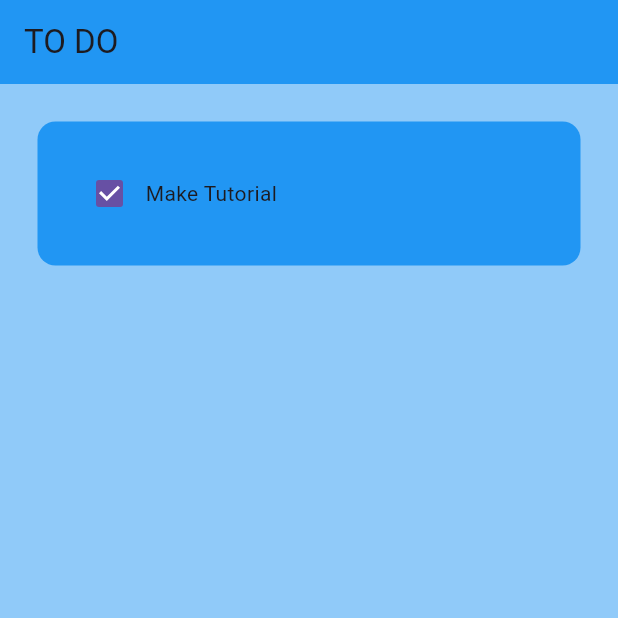
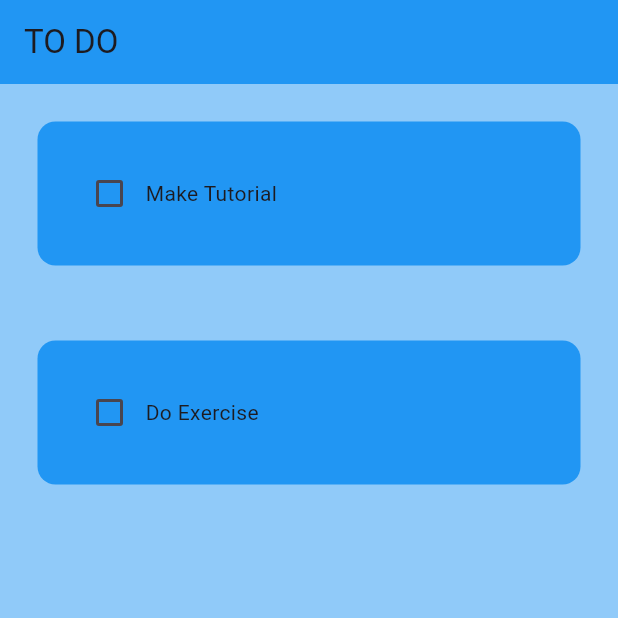
Before and after one commit to Lkemp1790/to_do_app, a Flutter app: the screen it shows after launch, on a phone screen of 412 x 824 dp, the top half of it. Run offline on Flutter 3.47's test engine with Material 3 defaults, Android fonts, the phone set to English and light mode, and no system bars; missing offline and left inert: dart:ffi.

```diff
--- a/lib/pages/home_page.dart
+++ b/lib/pages/home_page.dart
@@ -9,6 +9,20 @@ class HomePage extends StatefulWidget {
 }
 
 class _HomePageState extends State<HomePage> {
+  // list of tasks
+  List toDoList = [
+    ["Make Tutorial", false],
+    ["Do Exercise", false],
+  ];
+
+  //  checkbox is tapped
+  void checkBoxChanged(bool? value, int index) {
+    setState((){
+      toDoList[index][1] = !toDoList[index][1];
+    });
+
+  }
+
   @override
   Widget build(BuildContext context) {
     return Scaffold(
@@ -18,14 +32,11 @@ class _HomePageState extends State<HomePage> {
         backgroundColor: Colors.blue,
         elevation: 0,
       ),
-      body: ListView(
-        children: [
-          TodoTile(
-            taskName: "Make Tutorial",
-            taskCompleted: true,
-            onChanged: (p0) {},
-          ),
-        ],
+      body: ListView.builder(
+        itemCount: toDoList.length,
+        itemBuilder: (context, index) {
+          return TodoTile(taskName: toDoList[index][0], taskCompleted: toDoList[index][1], onChanged: (value) => checkBoxChanged(value, index));
+        },
       ),
     );
   }
```
